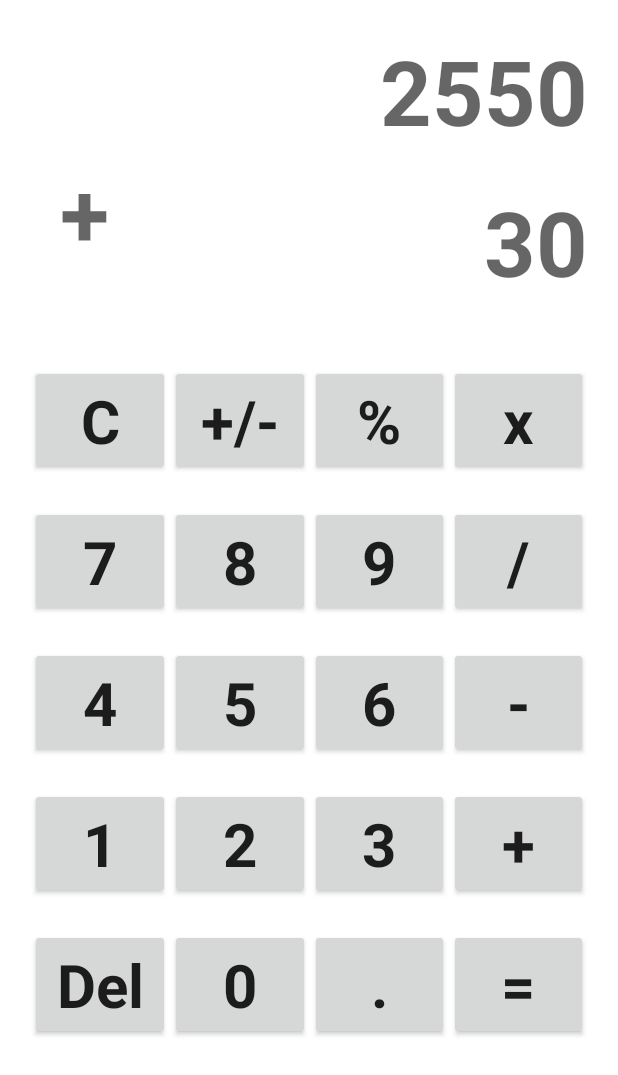
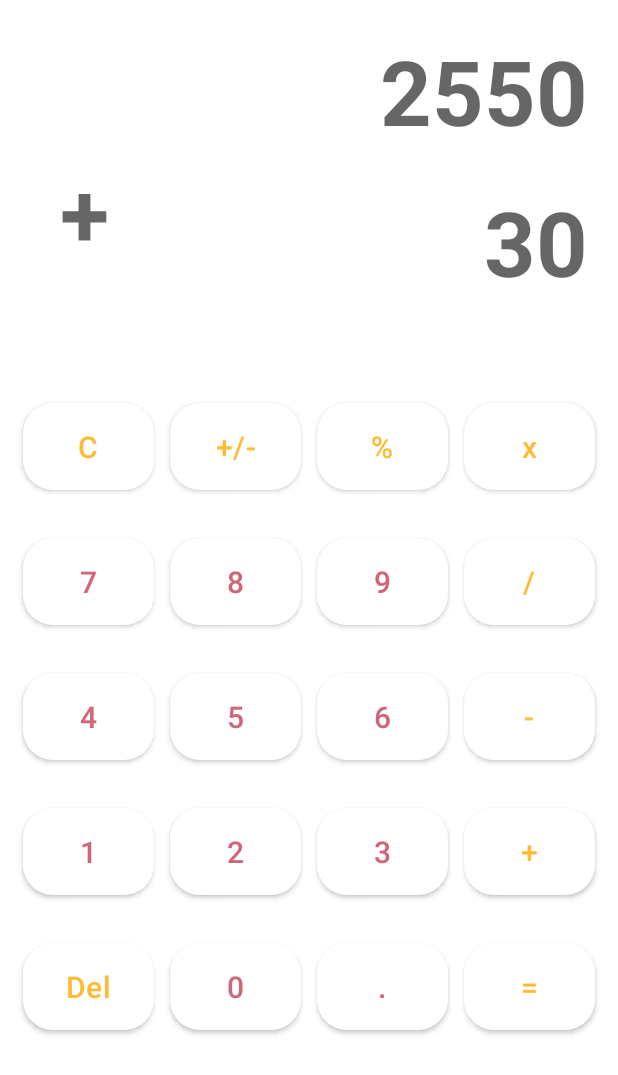
Before and after one commit to Hermann2356/RB_Assignment3, an Android app: the screen it shows after launch (MainActivity), on a phone screen of 412 x 824 dp. Shown: the top 1075 px of the screen. Run offline under Robolectric (Android 15) with nearby library versions, the phone set to English and light mode, and no system bars.

Commit message:
Customized theme layout light and dark

```diff
--- a/app/src/main/res/drawable/rounded_layout.xml
+++ b/app/src/main/res/drawable/rounded_layout.xml
@@ -2,8 +2,14 @@
 <selector xmlns:android="http://schemas.android.com/apk/res/android" >
     <item>
         <shape android:shape="rectangle">
-            <solid android:color="?colorSurface"/>
-            <corners android:radius="100dp"/>
+            <solid android:color="?colorPrimaryVariant" />
+            <stroke
+                android:color="?colorSurface"
+                android:width="2dp" />
+            <corners
+                android:topLeftRadius= "30dp"
+                android:topRightRadius="30dp">
+            </corners>
         </shape>
     </item>
 </selector>
--- a/app/src/main/res/layout/activity_main.xml
+++ b/app/src/main/res/layout/activity_main.xml
@@ -5,13 +5,12 @@
     xmlns:tools="http://schemas.android.com/tools"
     android:layout_width="match_parent"
     android:layout_height="match_parent"
-    tools:context=".MainActivity">
+    tools:context=".MainActivity" >
 
     <androidx.appcompat.widget.AppCompatTextView
         android:id="@+id/operand1_tv"
         android:layout_width="match_parent"
         android:layout_height="wrap_content"
-        android:background="?colorSurface"
         android:text="2550"
         android:gravity="right"
         android:paddingTop="20dp"
@@ -42,86 +41,80 @@
 
     <RelativeLayout
         android:layout_width="match_parent"
-        android:layout_height="wrap_content"
+        android:layout_height="match_parent"
         android:layout_below="@id/operand2_tv"
-        android:layout_marginTop="22dp"
-        android:paddingLeft="20dp"
-        android:paddingRight="20dp" >
+        android:layout_marginTop="21dp"
+        android:background="@drawable/rounded_layout"
+        android:paddingTop="30dp">
 
         <LinearLayout
             android:id="@+id/row_1"
-            android:layout_width="match_parent"
-            android:layout_height="wrap_content"
+            style="@style/button_row"
             android:layout_weight="1"
-            android:background="@drawable/rounded_layout"
             android:orientation="horizontal"
             android:weightSum="4">
 
-            <androidx.appcompat.widget.AppCompatButton
+            <com.google.android.material.button.MaterialButton
                 android:id="@+id/clear_btn"
-                style="@style/cal_button"
+                style="@style/cal_operand_button"
                 android:layout_below="@id/operand2_tv"
                 android:layout_weight="1"
-                android:text="C" />
+                android:text="@string/clear_btn" />
 
-            <androidx.appcompat.widget.AppCompatButton
+            <com.google.android.material.button.MaterialButton
                 android:id="@+id/plus_minus_btn"
-                style="@style/cal_button"
-                android:layout_below="@id/operand2_tv"
-                android:layout_marginTop="20dp"
-                android:layout_weight="1"
-                android:text="+/-" />
-
-            <androidx.appcompat.widget.AppCompatButton
-                android:id="@+id/percentage_btn"
-                style="@style/cal_button"
+                style="@style/cal_operand_button"
                 android:layout_below="@id/operand2_tv"
                 android:layout_weight="1"
-                android:text="%" />
+                android:text="@string/plus_minus_btn" />
 
-            <androidx.appcompat.widget.AppCompatButton
-                android:id="@+id/multiply_btn"
-                style="@style/cal_button"
+            <com.google.android.material.button.MaterialButton
+                android:id="@+id/percentage_btn"
+                style="@style/cal_operand_button"
                 android:layout_below="@id/operand2_tv"
                 android:layout_weight="1"
-                android:text="x" />
+                android:text="@string/percentage_btn" />
+
+            <com.google.android.material.button.MaterialButton
+                android:id="@+id/multiply_btn"
+                style="@style/cal_operand_button"
+                android:layout_below="@id/operand2_tv"
+                android:layout_weight="1"
+                android:text="@string/multiple_btn" />
         </LinearLayout>
 
         <LinearLayout
             android:id="@+id/row_2"
-            android:layout_width="match_parent"
-            android:layout_height="wrap_content"
+            style="@style/button_row"
             android:layout_below="@+id/row_1"
             android:layout_weight="1"
             android:orientation="horizontal"
             android:weightSum="4">
 
-            <androidx.appcompat.widget.AppCompatButton
+            <com.google.android.material.button.MaterialButton
                 android:id="@+id/seven_btn"
                 style="@style/cal_button"
                 android:layout_below="@id/operand2_tv"
-                android:layout_marginTop="20dp"
                 android:layout_weight="1"
-                android:text="7" />
+                android:text="@string/seven_btn" />
 
-            <androidx.appcompat.widget.AppCompatButton
+            <com.google.android.material.button.MaterialButton
                 android:id="@+id/eight_btn"
                 style="@style/cal_button"
                 android:layout_below="@id/operand2_tv"
-                android:layout_marginTop="20dp"
                 android:layout_weight="1"
-                android:text="8" />
+                android:text="@string/eight_btn" />
 
-            <androidx.appcompat.widget.AppCompatButton
+            <com.google.android.material.button.MaterialButton
                 android:id="@+id/nine_btn"
                 style="@style/cal_button"
                 android:layout_below="@id/operand2_tv"
                 android:layout_weight="1"
-                android:text="9" />
+                android:text="@string/nine_btn" />
 
-            <androidx.appcompat.widget.AppCompatButton
+            <com.google.android.material.button.MaterialButton
                 android:id="@+id/division_btn"
-                style="@style/cal_button"
+                style="@style/cal_operand_button"
                 android:layout_below="@id/operand2_tv"
                 android:layout_weight="1"
                 android:text="/" />
@@ -129,75 +122,73 @@
 
         <LinearLayout
             android:id="@+id/row_3"
-            android:layout_width="match_parent"
-            android:layout_height="wrap_content"
+            style="@style/button_row"
             android:layout_below="@+id/row_2"
             android:layout_weight="1"
             android:orientation="horizontal"
             android:weightSum="4">
 
-            <androidx.appcompat.widget.AppCompatButton
+            <com.google.android.material.button.MaterialButton
                 android:id="@+id/four_btn"
                 style="@style/cal_button"
                 android:layout_below="@id/operand2_tv"
                 android:layout_weight="1"
-                android:text="@string/four" />
+                android:text="@string/four_btn" />
 
-            <androidx.appcompat.widget.AppCompatButton
+            <com.google.android.material.button.MaterialButton
                 android:id="@+id/five_btn"
                 style="@style/cal_button"
                 android:layout_below="@id/operand2_tv"
                 android:layout_weight="1"
-                android:text="@string/five" />
+                android:text="@string/five_btn" />
 
-            <androidx.appcompat.widget.AppCompatButton
+            <com.google.android.material.button.MaterialButton
                 android:id="@+id/six_btn"
                 style="@style/cal_button"
                 android:layout_below="@id/operand2_tv"
                 android:layout_weight="1"
-                android:text="@string/six" />
+                android:text="@string/six_btn" />
 
-            <androidx.appcompat.widget.AppCompatButton
+            <com.google.android.material.button.MaterialButton
                 android:id="@+id/subtract_btn"
-                style="@style/cal_button"
+                style="@style/cal_operand_button"
                 android:layout_below="@id/operand2_tv"
                 android:layout_weight="1"
-                android:text="@string/subtract" />
+                android:text="@string/subtract_btn" />
         </LinearLayout>
 
         <LinearLayout
             android:id="@+id/row_4"
-            android:layout_width="match_parent"
-            android:layout_height="wrap_content"
+            style="@style/button_row"
             android:layout_below="@+id/row_3"
             android:layout_weight="1"
             android:orientation="horizontal"
             android:weightSum="4">
 
-            <androidx.appcompat.widget.AppCompatButton
+            <com.google.android.material.button.MaterialButton
                 android:id="@+id/one_btn"
                 style="@style/cal_button"
                 android:layout_below="@id/operand2_tv"
                 android:layout_weight="1"
                 android:text="@string/one" />
 
-            <androidx.appcompat.widget.AppCompatButton
+            <com.google.android.material.button.MaterialButton
                 android:id="@+id/two_btn"
                 style="@style/cal_button"
                 android:layout_below="@id/operand2_tv"
                 android:layout_weight="1"
                 android:text="@string/two" />
 
-            <androidx.appcompat.widget.AppCompatButton
+            <com.google.android.material.button.MaterialButton
                 android:id="@+id/three_btn"
                 style="@style/cal_button"
                 android:layout_below="@id/operand2_tv"
                 android:layout_weight="1"
                 android:text="3" />
 
-            <androidx.appcompat.widget.AppCompatButton
+            <com.google.android.material.button.MaterialButton
                 android:id="@+id/add_btn"
-                style="@style/cal_button"
+                style="@style/cal_operand_button"
                 android:layout_below="@id/operand2_tv"
                 android:layout_weight="1"
                 android:text="@string/plus" />
@@ -205,37 +196,36 @@
 
         <LinearLayout
             android:id="@+id/row_5"
-            android:layout_width="match_parent"
-            android:layout_height="wrap_content"
+            style="@style/button_row"
             android:layout_below="@+id/row_4"
             android:layout_weight="1"
             android:orientation="horizontal"
             android:weightSum="4">
 
-            <androidx.appcompat.widget.AppCompatButton
+            <com.google.android.material.button.MaterialButton
                 android:id="@+id/backspace_btn"
-                style="@style/cal_button"
+                style="@style/cal_operand_button"
                 android:layout_below="@id/operand2_tv"
                 android:layout_weight="1"
-                android:text="@string/del_button"/>
+                android:text="@string/del_button" />
 
-            <androidx.appcompat.widget.AppCompatButton
+            <com.google.android.material.button.MaterialButton
                 android:id="@+id/zero_btn"
                 style="@style/cal_button"
                 android:layout_below="@id/operand2_tv"
                 android:layout_weight="1"
                 android:text="@string/zero" />
 
-            <androidx.appcompat.widget.AppCompatButton
+            <com.google.android.material.button.MaterialButton
                 android:id="@+id/period_btn"
                 style="@style/cal_button"
                 android:layout_below="@id/operand2_tv"
                 android:layout_weight="1"
                 android:text="@string/period" />
 
-            <androidx.appcompat.widget.AppCompatButton
+            <com.google.android.material.button.MaterialButton
                 android:id="@+id/equal_btn"
-                style="@style/cal_button"
+                style="@style/cal_operand_button"
                 android:layout_below="@id/operand2_tv"
                 android:layout_weight="1"
                 android:text="=" />
--- a/app/src/main/res/values-night/themes.xml
+++ b/app/src/main/res/values-night/themes.xml
@@ -18,11 +18,11 @@
     <!--Top level DayNight theme to be used in AndroidManifest.xml-->
     <style name="Theme.MyApp" parent="Base.Theme.MyApp">
         <!--Material color attributes (dark theme) -->
-        <item name="colorPrimary">@color/purple_600</item>
+        <item name="colorPrimary">@color/purple_700</item>
         <item name="colorPrimaryVariant">@color/purple_600</item>
         <item name="colorSecondary">@color/green_200</item>
         <item name="colorSecondaryVariant">@color/green_500</item>
-        <item name="android:colorBackground">@color/black_900</item>
+        <item name="android:colorBackground">@color/purple_700</item>
         <item name="colorSurface">@color/black_800</item>
         <item name="colorError">@color/red_200</item>
         <item name="colorOnPrimary">@color/white_50</item>
--- a/app/src/main/res/values/strings.xml
+++ b/app/src/main/res/values/strings.xml
@@ -5,9 +5,16 @@
     <string name="plus">+</string>
     <string name="two">2</string>
     <string name="one">1</string>
-    <string name="subtract">-</string>
-    <string name="six">6</string>
-    <string name="five">5</string>
-    <string name="four">4</string>
+    <string name="subtract_btn">-</string>
+    <string name="six_btn">6</string>
+    <string name="five_btn">5</string>
+    <string name="four_btn">4</string>
     <string name="del_button">Del</string>
+    <string name="clear_btn">C</string>
+    <string name="plus_minus_btn">+/-</string>
+    <string name="percentage_btn">%</string>
+    <string name="multiple_btn">x</string>
+    <string name="seven_btn">7</string>
+    <string name="eight_btn">8</string>
+    <string name="nine_btn">9</string>
 </resources>
--- a/app/src/main/res/values/styles.xml
+++ b/app/src/main/res/values/styles.xml
@@ -19,12 +19,32 @@
 
     <!--Components-->
 
+    <style name="button_row">
+        <item name="android:layout_width">match_parent</item>
+        <item name="android:layout_height">wrap_content</item>
+        <item name="android:layout_marginLeft">5dp</item>
+        <item name="android:layout_marginRight">5dp</item>
+        <item name="android:layout_margin">10dp</item>
+    </style>
+
     <style name="cal_button">
-        <item name="android:layout_width">match_parent</item>
-        <item name="android:layout_height">match_parent</item>
-        <item name="android:layout_marginTop">20dp</item>
-        <item name="shapeAppearance">?shapeAppearanceSmallComponent</item>
-        <item name="android:textAppearance">?textAppearanceHeadline5</item>
+        <item name="android:layout_width">50dp</item>
+        <item name="android:layout_height">70dp</item>
+        <item name="android:layout_marginLeft">5dp</item>
+        <item name="android:layout_marginRight">5dp</item>
+        <item name="android:textColor">?colorOnSurface</item>
+        <item name="android:textAppearance">?textAppearanceHeadline6</item>
+    </style>
+
+    <style name="cal_operand_button">
+        <item name="android:layout_width">50dp</item>
+        <item name="android:layout_height">70dp</item>
+        <item name="android:layout_marginLeft">5dp</item>
+        <item name="android:layout_marginRight">5dp</item>
+        <item name="android:textColor">@android:color/holo_orange_light</item>
+        <item name="android:textAppearance">?textAppearanceHeadline6</item>
+
+
     </style>
 
     <style name="TextHeader" >
--- a/app/src/main/res/values/themes.xml
+++ b/app/src/main/res/values/themes.xml
@@ -23,8 +23,8 @@
         <!--colorPrimary colors map to components and elements, such as app bars and buttons. -->
         <!--colorSecondary colors are most often used as accents on components, such as FABs and -->
         <!--selection controls.-->
-        <item name="colorPrimary">@android:color/white</item>
-        <item name="colorPrimaryVariant">@color/purple_700</item>
+        <item name="colorPrimary">@color/white_50</item>
+        <item name="colorPrimaryVariant">@color/white_50</item>
         <item name="colorSecondary">@color/green_200</item>
         <item name="colorSecondaryVariant">@color/green_500</item>
         <!--colorBackground appears behind scrollable content and is used for the default window-->
@@ -39,7 +39,7 @@
         <item name="colorOnPrimary">@color/black_800</item>
         <item name="colorOnSecondary">@color/black_900</item>
         <item name="colorOnBackground">@color/black_900</item>
-        <item name="colorOnSurface">@color/black_900</item>
+        <item name="colorOnSurface">@color/red_200</item>
         <item name="colorOnError">@color/white_50</item>
         <!--Material type attributes-->
         <item name="textAppearanceHeadline1">@style/TextAppearance.MyTheme.Headline1</item>
--- a/app/src/main/res/values/type.xml
+++ b/app/src/main/res/values/type.xml
@@ -32,6 +32,7 @@
 
     <style name="TextAppearance.MyTheme.Headline6" parent="TextAppearance.MaterialComponents.Headline6">
         <!--Your custom type style here-->
+        <item name="android:textSize">20sp</item>
     </style>
 
     <style name="TextAppearance.MyTheme.Subtitle1" parent="TextAppearance.MaterialComponents.Subtitle1">
```
